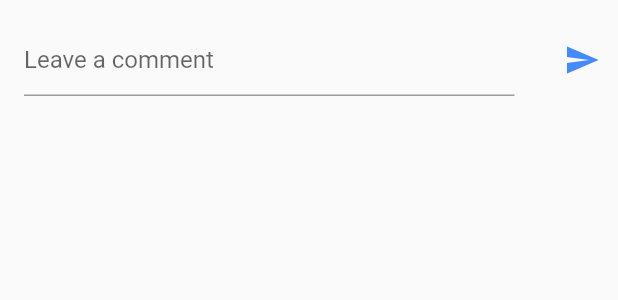
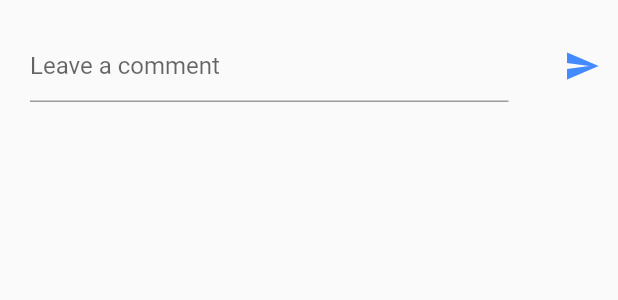
Before and after one commit to wjs4199/CapstoneProject2021, a Flutter app: the CommentBook widget shown alone on an empty page, opened directly, on a phone screen of 412 x 824 dp. Shown: the top 300 px of the screen. Run offline on Flutter 3.47's test engine with Material 2 defaults, Android fonts, the phone set to English and light mode, and no system bars; our stand-ins replace cloud_firestore, firebase_auth, firebase_core, firebase_storage, google_sign_in, image_picker; accounts and stored records are empty.

Commit message:
detail, main 수정

```diff
--- a/lib/detail.dart
+++ b/lib/detail.dart
@@ -56,6 +56,7 @@ class _DetailPageState extends State<DetailPage> {
         products.isEmpty ||
         productFound == false ||
         product.modified == null) {
+      print("로딩중");
       return Scaffold(
         body: CircularProgressIndicator(),
       );
@@ -147,7 +148,7 @@ class _DetailPageState extends State<DetailPage> {
       return liked;
     }
 
-    List<Comment> getComments(AsyncSnapshot<QuerySnapshot> snapshot) {
+    /*List<Comment> getComments(AsyncSnapshot<QuerySnapshot> snapshot) {
       snapshot.data.docs.forEach((document) {
         _commentsList = [];
         _commentsList.add(Comment(
@@ -156,7 +157,7 @@ class _DetailPageState extends State<DetailPage> {
             time: document['time']));
       });
       return commentsList;
-    }
+    }*/
 
     return Scaffold(
       appBar: AppBar(
@@ -230,7 +231,8 @@ class _DetailPageState extends State<DetailPage> {
       body: SafeArea(
         child: ListView(
           children: [
-            Container(
+            Consumer<ApplicationState>(
+              builder: (context, appState, _) => Container(
                 width: MediaQuery.of(context).size.width,
                 child: FutureBuilder(
                   future: downloadURL(productId),
@@ -258,6 +260,7 @@ class _DetailPageState extends State<DetailPage> {
                   },
                 ),
               ),
+            ),
             Row(
               children: [
                 Expanded(
@@ -282,7 +285,8 @@ class _DetailPageState extends State<DetailPage> {
                                 ),
                               ),
                             ),
-                            Expanded(
+                            Consumer<ApplicationState>(
+                              builder: (context, appState, _) => Expanded(
                                 flex: 2,
                                 child: StreamBuilder<QuerySnapshot>(
                                   stream: likes.snapshots(),
@@ -316,6 +320,7 @@ class _DetailPageState extends State<DetailPage> {
                                   },
                                 ),
                               ),
+                            )
                           ],
                         ),
                         Divider(thickness: 1.0),
@@ -417,7 +422,7 @@ class _CommentBookState extends State<CommentBook> {
           children: [
             Expanded(
                 child: Padding(
-              padding: const EdgeInsets.all(16.0),
+              padding: const EdgeInsets.all(20.0),
               child: TextFormField(
                 controller: _commentController,
                 decoration: const InputDecoration(
@@ -453,14 +458,20 @@ class _CommentBookState extends State<CommentBook> {
       ),
       SizedBox(height: 8),
       for (var eachComment in comments)
-        Row(mainAxisAlignment: MainAxisAlignment.start, children: [
+        Padding(
+            padding: const EdgeInsets.fromLTRB(20.0, 10, 15.0, 10),
+            child: Row(mainAxisAlignment: MainAxisAlignment.start, children: [
               Container(
                 margin: const EdgeInsets.only(right: 16.0),
-            child: CircleAvatar(child: Text(eachComment.userName)),
+                child: CircleAvatar(
+                  child: Text(eachComment.userName),
+                  radius: 25,
+                  //backgroundColor: Colors.
+                ),
               ),
               Container(
                   padding: EdgeInsets.all(3.0),
-              width: 340,
+                  width: 240,
                   child: RichText(
                       text: TextSpan(
                           style: DefaultTextStyle.of(context).style,
@@ -477,7 +488,8 @@ class _CommentBookState extends State<CommentBook> {
                       print("this comment deleted!");
                     },
                     icon: Icon(Icons.delete_outline)),
-        ])
+              Divider(thickness: 1.0),
+            ]))
     ]);
   }
 }
```
Also changed, not shown: lib/main.dart (+40 -0 lines), pubspec.lock, 1 other file. Lines whose indentation alone changed are shown as unchanged.
